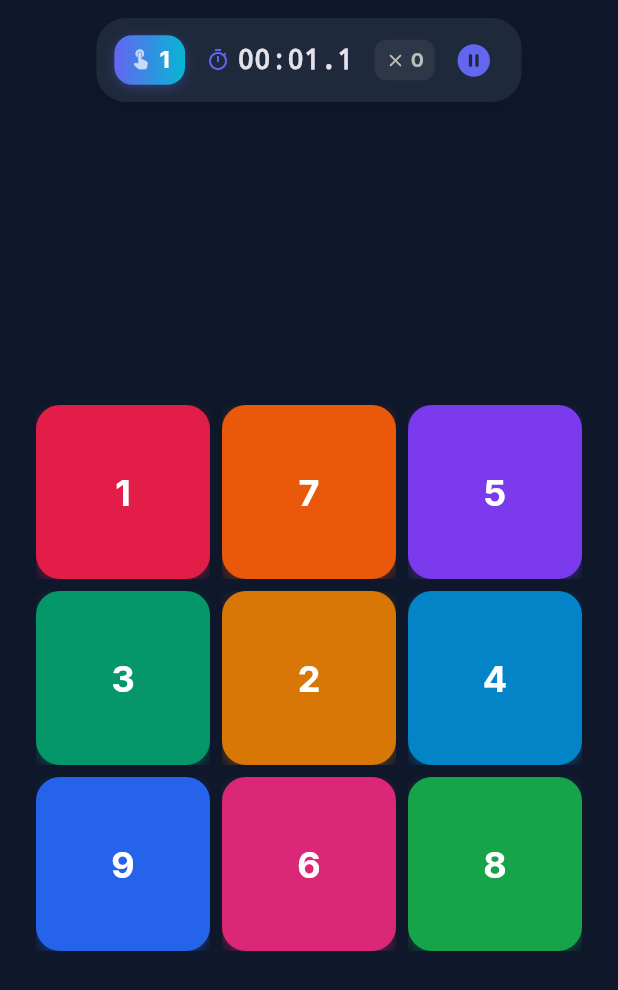
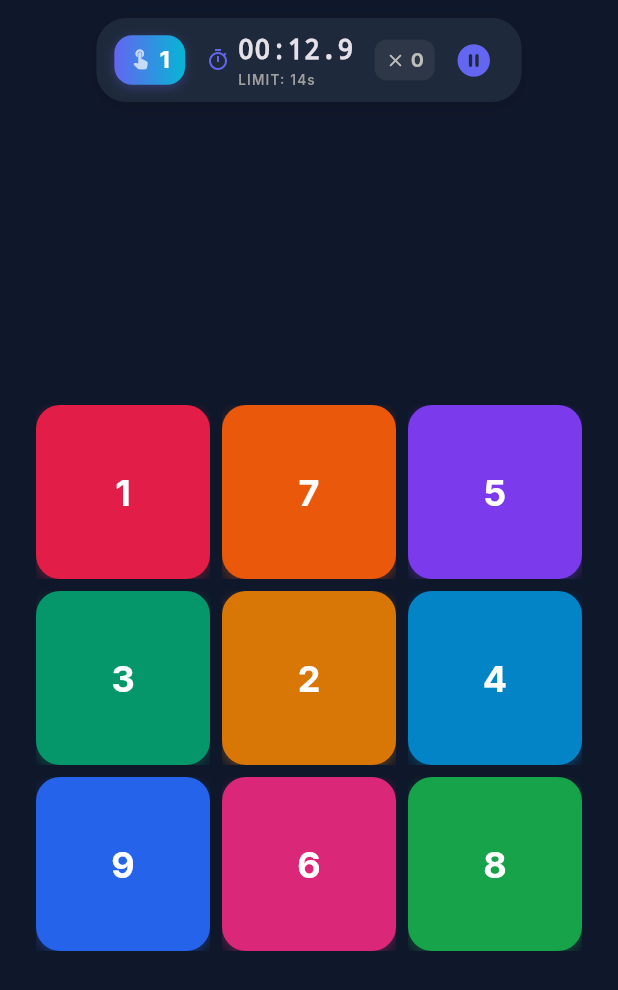
Before and after one commit to AswinNambala/schulte_focus_game, a Flutter app: the LevelsPage screen opened by its route, after a tap on an icon or button, on a phone screen of 412 x 824 dp. Shown: the top 990 px of the screen. Run offline on Flutter 3.47's test engine with Material 3 defaults, Android fonts, the phone set to English and light mode, and no system bars; drawn by our look-alikes of flutter_animate; our stand-ins replace cloud_firestore, equatable, firebase_auth, firebase_core, firebase_crashlytics, fl_chart and 8 more; accounts and stored records are empty.

Commit message:
feat(levels): enforce strict level time limits, countdown HUD, and clear/fail decision logic

```diff
--- a/lib/features/game/presentation/bloc/game_bloc.dart
+++ b/lib/features/game/presentation/bloc/game_bloc.dart
@@ -1,6 +1,7 @@
 import 'dart:async';
 import 'package:flutter_bloc/flutter_bloc.dart';
 import '../../../../core/utils/haptic_feedback_helper.dart';
+import '../../../levels/domain/services/adaptive_difficulty_service.dart';
 import '../../domain/entities/game_cell.dart';
 import '../../domain/entities/game_config.dart';
 import '../../domain/entities/game_session.dart';
@@ -71,13 +72,14 @@ class GameBloc extends Bloc<GameEvent, GameState> {
 
       if (isFinished) {
         _timer?.cancel();
-        final targetMs = state.config.targetTimeSeconds * 1000;
-        int stars = 1;
-        if (currentElapsed <= targetMs && state.errors <= 1) {
-          stars = 3;
-        } else if (currentElapsed <= (targetMs * 1.5) && state.errors <= 3) {
-          stars = 2;
-        }
+        final targetSeconds = state.config.targetTimeSeconds;
+        final stars = targetSeconds > 0
+            ? AdaptiveDifficultyService.calculateStars(
+                completionTimeMs: currentElapsed,
+                errors: state.errors,
+                targetTimeSeconds: targetSeconds,
+              )
+            : 1;
 
         final session = GameSession(
           id: 'session_${DateTime.now().millisecondsSinceEpoch}',
@@ -96,7 +98,7 @@ class GameBloc extends Bloc<GameEvent, GameState> {
 
         emit(
           state.copyWith(
-            status: GameStatus.completed,
+            status: stars > 0 ? GameStatus.completed : GameStatus.timeUp,
             perTapTimesMs: updatedReactionTimes,
             completedSession: session,
             stars: stars,
@@ -149,6 +151,41 @@ class GameBloc extends Bloc<GameEvent, GameState> {
     Emitter<GameState> emit,
   ) {
     if (state.status == GameStatus.running) {
+      final targetSeconds = state.config.targetTimeSeconds;
+      final targetMs = targetSeconds * 1000;
+
+      // Strict time limit: When time runs out, game ends immediately
+      if (targetSeconds > 0 && event.elapsedMs >= targetMs) {
+        _timer?.cancel();
+        HapticFeedbackHelper.errorImpact();
+
+        final session = GameSession(
+          id: 'session_${DateTime.now().millisecondsSinceEpoch}',
+          userId: userId,
+          tableType: state.config.tableType,
+          mode: state.config.mode,
+          level: state.config.level,
+          gridSize: state.config.gridSize,
+          ringCount: state.config.ringCount,
+          totalCells: state.config.totalCells,
+          completionTimeMs: targetMs,
+          errors: state.errors,
+          perTapTimesMs: state.perTapTimesMs,
+          createdAt: DateTime.now(),
+        );
+
+        emit(
+          state.copyWith(
+            status: GameStatus.timeUp,
+            elapsedMs: targetMs,
+            completedSession: session,
+            stars: 0,
+            hasWrongTapFlash: true,
+          ),
+        );
+        return;
+      }
+
       emit(
         state.copyWith(
           elapsedMs: event.elapsedMs,
--- a/lib/features/game/presentation/bloc/game_state.dart
+++ b/lib/features/game/presentation/bloc/game_state.dart
@@ -10,6 +10,7 @@ enum GameStatus {
   running,
   paused,
   completed,
+  timeUp,
 }
 
 class GameState extends Equatable {
@@ -38,6 +39,9 @@ class GameState extends Equatable {
     this.completedSession,
     this.stars = 0,
   });
+
+  bool get isFinished => status == GameStatus.completed || status == GameStatus.timeUp;
+  bool get isCleared => status == GameStatus.completed && stars >= 1;
 
   String get nextTargetText {
     final targetCell = cells.firstWhere(
--- a/lib/features/game/presentation/pages/game_page.dart
+++ b/lib/features/game/presentation/pages/game_page.dart
@@ -132,20 +132,21 @@ class _GameViewState extends State<_GameView> {
     return BlocConsumer<GameBloc, GameState>(
       listenWhen: (prev, curr) => prev.status != curr.status,
       listener: (context, state) {
-        if (state.status == GameStatus.completed) {
+        if (state.status == GameStatus.completed || state.status == GameStatus.timeUp) {
           final session = state.completedSession;
           if (session != null) {
-            // 1. Calculate & store level progress in LevelBloc
+            // 1. Only store progress and update streak if level was cleared (stars >= 1 and level > 0)
+            if (state.stars >= 1 && session.level > 0) {
               context.read<LevelBloc>().add(
                     LevelCompletedEvent(
                       session: session,
                       targetTimeSeconds: state.config.targetTimeSeconds,
                     ),
                   );
-            // 2. Record session in ReportBloc
+              context.read<SettingsCubit>().recordGamePlayed();
+            }
+            // 2. Always record session in ReportBloc for analytics
             context.read<ReportBloc>().add(RecordSessionEvent(session));
-            // 3. Update streak in SettingsCubit
-            context.read<SettingsCubit>().recordGamePlayed();
           }
           _showResultDialog(state);
         }
@@ -168,6 +169,7 @@ class _GameViewState extends State<_GameView> {
                         GameHud(
                           nextTarget: state.nextTargetText,
                           elapsedMs: state.elapsedMs,
+                          targetTimeSeconds: state.config.targetTimeSeconds,
                           errors: state.errors,
                           onPause: _showPauseDialog,
                         ),
--- a/lib/features/game/presentation/widgets/game_hud.dart
+++ b/lib/features/game/presentation/widgets/game_hud.dart
@@ -4,6 +4,7 @@ import '../../../../core/constants/app_colors.dart';
 class GameHud extends StatelessWidget {
   final String nextTarget;
   final int elapsedMs;
+  final int targetTimeSeconds;
   final int errors;
   final VoidCallback onPause;
 
@@ -11,6 +12,7 @@ class GameHud extends StatelessWidget {
     super.key,
     required this.nextTarget,
     required this.elapsedMs,
+    this.targetTimeSeconds = 0,
     required this.errors,
     required this.onPause,
   });
@@ -26,6 +28,11 @@ class GameHud extends StatelessWidget {
   @override
   Widget build(BuildContext context) {
     final isDark = Theme.of(context).brightness == Brightness.dark;
+    final hasLimit = targetTimeSeconds > 0;
+    final remainingMs = hasLimit
+        ? (targetTimeSeconds * 1000 - elapsedMs).clamp(0, targetTimeSeconds * 1000)
+        : elapsedMs;
+    final isLowTime = hasLimit && remainingMs <= 5000;
 
     return Container(
       padding: const EdgeInsets.symmetric(horizontal: 12, vertical: 8),
@@ -83,19 +90,40 @@ class GameHud extends StatelessWidget {
             ),
             const SizedBox(width: 14),
 
-            // Elapsed Timer
+            // Timer (Countdown if level has target time limit)
             Row(
               mainAxisSize: MainAxisSize.min,
               children: [
-                const Icon(Icons.timer_outlined, size: 16, color: AppColors.primary),
+                Icon(
+                  isLowTime ? Icons.alarm_on_rounded : Icons.timer_outlined,
+                  size: 16,
+                  color: isLowTime ? AppColors.error : AppColors.primary,
+                ),
                 const SizedBox(width: 5),
-                Text(
-                  _formatTime(elapsedMs),
-                  style: const TextStyle(
-                    fontFamily: 'monospace',
-                    fontSize: 18,
-                    fontWeight: FontWeight.bold,
-                  ),
+                Column(
+                  mainAxisSize: MainAxisSize.min,
+                  crossAxisAlignment: CrossAxisAlignment.start,
+                  children: [
+                    Text(
+                      _formatTime(hasLimit ? remainingMs : elapsedMs),
+                      style: TextStyle(
+                        fontFamily: 'monospace',
+                        fontSize: 18,
+                        fontWeight: FontWeight.bold,
+                        color: isLowTime ? AppColors.error : null,
+                      ),
+                    ),
+                    if (hasLimit)
+                      Text(
+                        'LIMIT: ${targetTimeSeconds}s',
+                        style: TextStyle(
+                          fontSize: 9,
+                          fontWeight: FontWeight.w600,
+                          letterSpacing: 0.8,
+                          color: isLowTime ? AppColors.error : Colors.grey[500],
+                        ),
+                      ),
+                  ],
                 ),
               ],
             ),
--- a/lib/features/home/presentation/pages/home_page.dart
+++ b/lib/features/home/presentation/pages/home_page.dart
@@ -304,9 +304,11 @@ class HomePage extends StatelessWidget {
             context.push(
               AppRoutes.game,
               extra: const GameConfig(
+                level: 0,
                 tableType: TableType.number,
                 mode: GameMode.classic,
                 gridSize: 5,
+                targetTimeSeconds: 60,
               ),
             );
           },
@@ -321,9 +323,11 @@ class HomePage extends StatelessWidget {
             context.push(
               AppRoutes.game,
               extra: const GameConfig(
+                level: 0,
                 tableType: TableType.letter,
                 mode: GameMode.classic,
                 gridSize: 5,
+                targetTimeSeconds: 60,
               ),
             );
           },
@@ -338,6 +342,7 @@ class HomePage extends StatelessWidget {
             context.push(
               AppRoutes.game,
               extra: const GameConfig(
+                level: 0,
                 tableType: TableType.number,
                 mode: GameMode.classic,
                 gridSize: 3,
@@ -356,6 +361,7 @@ class HomePage extends StatelessWidget {
             context.push(
               AppRoutes.game,
               extra: const GameConfig(
+                level: 0,
                 tableType: TableType.number,
                 mode: GameMode.classic,
                 gridSize: 6,
```
Also changed, not shown: lib/features/game/presentation/widgets/game_result_dialog.dart (+58 -8 lines), lib/features/levels/domain/services/adaptive_difficulty_service.dart (+16 -7 lines), lib/features/levels/presentation/pages/level_result_page.dart (+5 -3 lines), 3 other files. Lines whose indentation alone changed are shown as unchanged.
